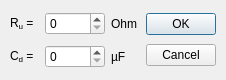
First picture: the form in convolutionsettingsdialog.ui, repository DulovDmitry/CVProc, before the edit.
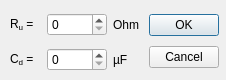
Second picture: the form after the edit.

Patch:
```diff
--- a/convolutionsettingsdialog.ui
+++ b/convolutionsettingsdialog.ui
@@ -13,13 +13,13 @@
   <property name="windowTitle">
    <string>Dialog</string>
   </property>
-  <widget class="QWidget" name="">
+  <widget class="QWidget" name="layoutWidget">
    <property name="geometry">
     <rect>
      <x>10</x>
      <y>10</y>
-     <width>206</width>
-     <height>60</height>
+     <width>209</width>
+     <height>64</height>
     </rect>
    </property>
    <layout class="QHBoxLayout" name="horizontalLayout_3">
```
Left out of the diff: 8 changed lines with no effect on the pictures.
